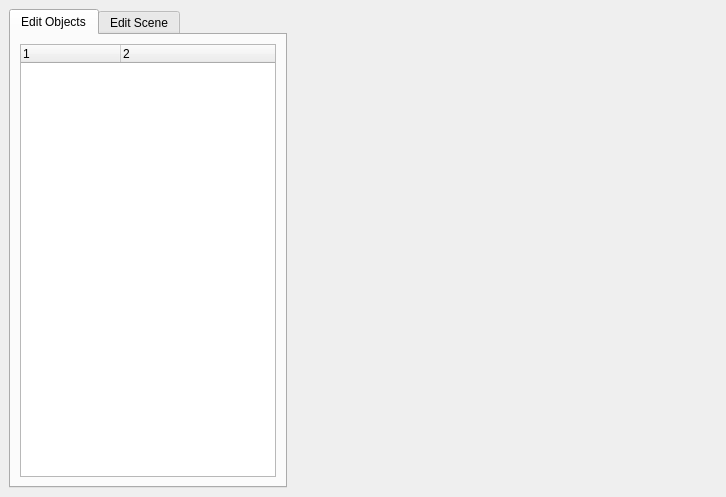
First picture: the form in src/editor/editorwindow.ui, repository edvorg/cpp-drash, before the edit.
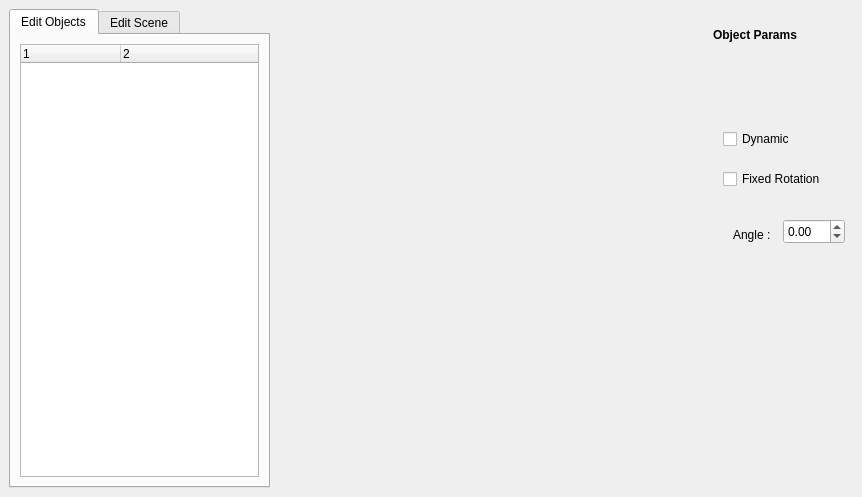
Second picture: the form after the edit.

Commit message: gui manage SceneObjectParams

Diff of the .ui file:
```diff
--- a/src/editor/editorwindow.ui
+++ b/src/editor/editorwindow.ui
@@ -6,7 +6,7 @@
    <rect>
     <x>0</x>
     <y>0</y>
-    <width>726</width>
+    <width>706</width>
     <height>497</height>
    </rect>
   </property>
@@ -152,7 +152,97 @@
         <height>441</height>
        </size>
       </property>
-      <zorder>mManageWidget</zorder>
+      <zorder>widget</zorder>
+     </widget>
+    </item>
+    <item>
+     <widget class="QWidget" name="mParamsPanel" native="true">
+      <property name="minimumSize">
+       <size>
+        <width>150</width>
+        <height>0</height>
+       </size>
+      </property>
+      <widget class="QLabel" name="label_3">
+       <property name="enabled">
+        <bool>true</bool>
+       </property>
+       <property name="geometry">
+        <rect>
+         <x>10</x>
+         <y>10</y>
+         <width>131</width>
+         <height>31</height>
+        </rect>
+       </property>
+       <property name="font">
+        <font>
+         <weight>75</weight>
+         <bold>true</bold>
+        </font>
+       </property>
+       <property name="mouseTracking">
+        <bool>false</bool>
+       </property>
+       <property name="acceptDrops">
+        <bool>false</bool>
+       </property>
+       <property name="text">
+        <string>Object Params</string>
+       </property>
+      </widget>
+      <widget class="QCheckBox" name="mCheckBoxDynamic">
+       <property name="geometry">
+        <rect>
+         <x>20</x>
+         <y>120</y>
+         <width>101</width>
+         <height>20</height>
+        </rect>
+       </property>
+       <property name="text">
+        <string>Dynamic</string>
+       </property>
+      </widget>
+      <widget class="QCheckBox" name="mCheckBoxFixedRotation">
+       <property name="geometry">
+        <rect>
+         <x>20</x>
+         <y>160</y>
+         <width>121</width>
+         <height>20</height>
+        </rect>
+       </property>
+       <property name="text">
+        <string>Fixed Rotation</string>
+       </property>
+      </widget>
+      <widget class="QDoubleSpinBox" name="mAngleBox">
+       <property name="geometry">
+        <rect>
+         <x>80</x>
+         <y>210</y>
+         <width>62</width>
+         <height>25</height>
+        </rect>
+       </property>
+       <property name="minimum">
+        <double>-99.000000000000000</double>
+       </property>
+      </widget>
+      <widget class="QLabel" name="label_4">
+       <property name="geometry">
+        <rect>
+         <x>30</x>
+         <y>210</y>
+         <width>51</width>
+         <height>31</height>
+        </rect>
+       </property>
+       <property name="text">
+        <string>Angle : </string>
+       </property>
+      </widget>
      </widget>
     </item>
    </layout>
```
Left out of the diff: 2 changed lines with no effect on the pictures. The commit also changes 4 other files.
